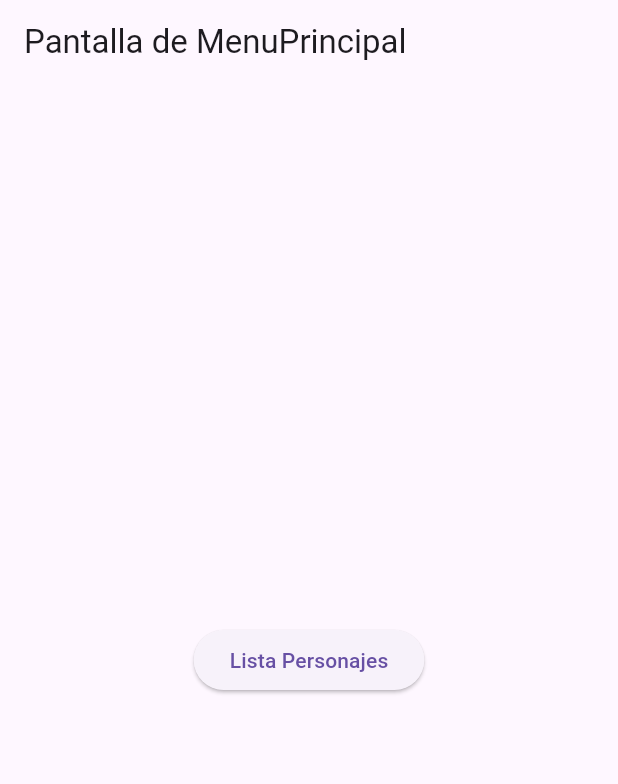
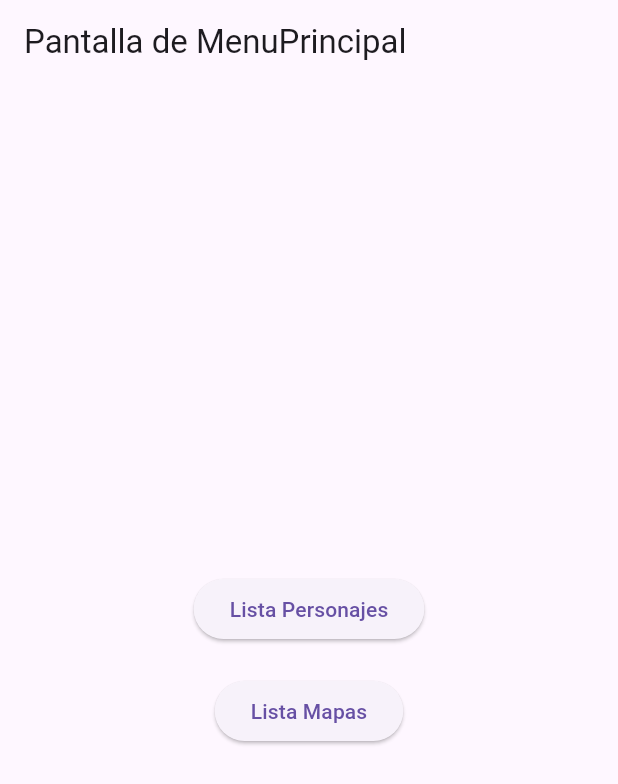
Before and after one commit to Ludef26/Valorant-api, a Flutter app: the screen it shows after launch, on a phone screen of 412 x 824 dp. Shown: the top 784 px of the screen. Run offline on Flutter 3.47's test engine with Material 3 defaults, Android fonts, the phone set to English and light mode, and no system bars.

Commit message:
Boton de lista mapas en menu principal

```diff
--- a/api_data_example/lib/pages/menuPrincipal.dart
+++ b/api_data_example/lib/pages/menuPrincipal.dart
@@ -17,14 +17,31 @@ class _mainMenuState extends State<mainMenu> {
         title: const Text('Pantalla de MenuPrincipal'),
       ),
       body: Center(
-          //Boton para pasar al menu de perosnajes
-          child: ElevatedButton(
-        onPressed: () {
-          Navigator.pushNamed(
-              context, "Lista Personajes"); //Ruta para llegar al menu
-        },
-        child: const Text('Lista Personajes'), //Frase para el boton
-      )),
+        // Botón para pasar al menú de personajes
+        child: Column(
+          mainAxisAlignment: MainAxisAlignment.center,
+          children: [
+            ElevatedButton(
+              onPressed: () {
+                Navigator.pushNamed(
+                  context, "Lista Personajes",
+                ); // Ruta para llegar al menú de personajes
+              },
+              child: const Text('Lista Personajes'), // Frase para el botón
+            ),
+            SizedBox(height: 20), // Espacio entre botones
+            // Botón para pasar a la lista de mapas
+            ElevatedButton(
+              onPressed: () {
+                Navigator.pushNamed(
+                  context, "Lista Mapas",
+                ); // Ruta para llegar a la lista de mapas
+              },
+              child: const Text('Lista Mapas'), // Frase para el botón
+            ),
+          ],
+        ),
+      ),
     );
   }
 }
```
